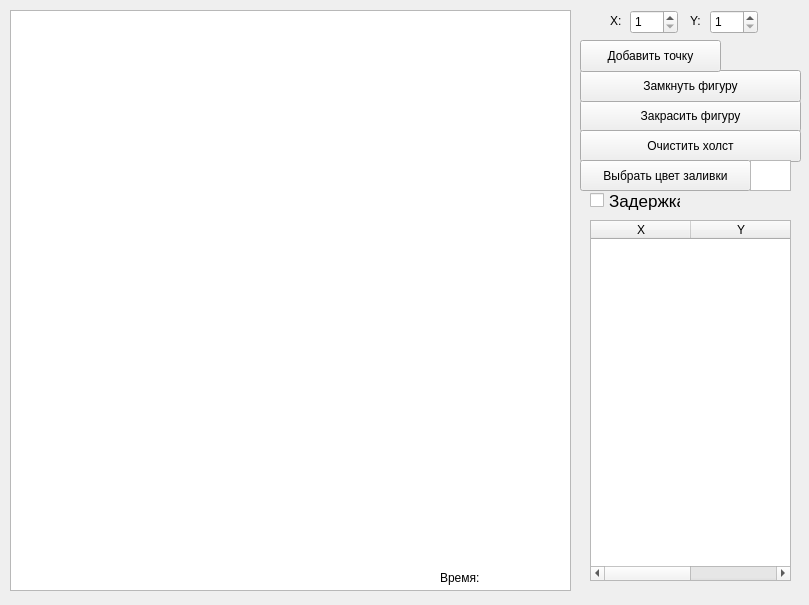
Above: lab6/window.ui from teopalmer/computer-graphics before the change. Below: the same form after it.
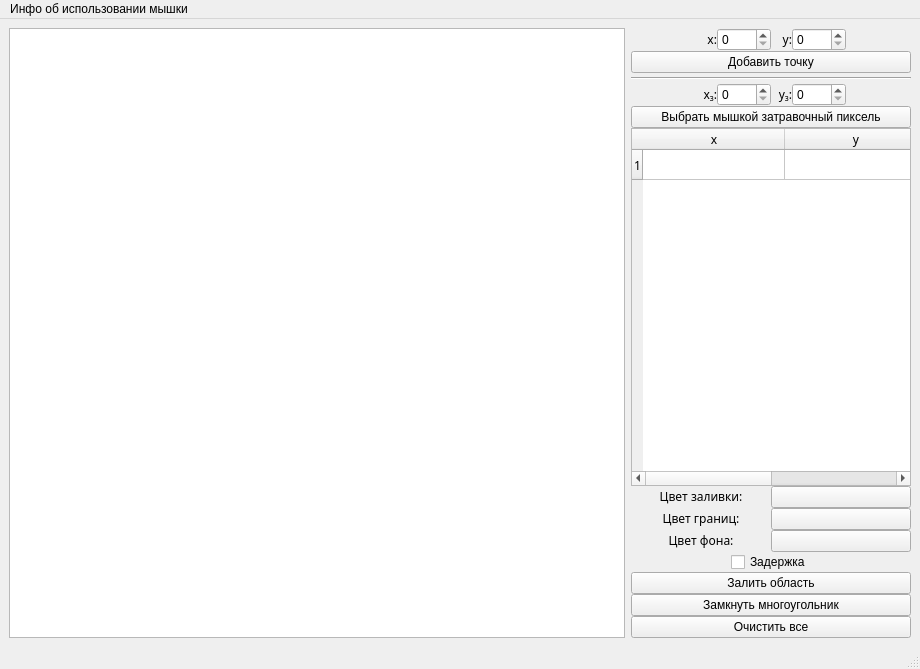
That is the form after the change.

Patch:
```diff
--- a/lab6/window.ui
+++ b/lab6/window.ui
@@ -6,216 +6,485 @@
    <rect>
     <x>0</x>
     <y>0</y>
-    <width>809</width>
-    <height>605</height>
+    <width>920</width>
+    <height>669</height>
    </rect>
   </property>
   <property name="windowTitle">
    <string>Заполнение областей</string>
   </property>
   <widget class="QWidget" name="centralwidget">
-   <widget class="QGraphicsView" name="view">
-    <property name="geometry">
-     <rect>
-      <x>10</x>
-      <y>10</y>
-      <width>561</width>
-      <height>581</height>
-     </rect>
+   <layout class="QHBoxLayout" name="horizontalLayout_2">
+    <item>
+     <layout class="QHBoxLayout" name="horizontalLayout">
+      <item>
+       <widget class="QGraphicsView" name="canvas">
+        <property name="cursor" stdset="0">
+         <cursorShape>CrossCursor</cursorShape>
+        </property>
+        <property name="mouseTracking">
+         <bool>true</bool>
+        </property>
+        <property name="tabletTracking">
+         <bool>false</bool>
+        </property>
+       </widget>
+      </item>
+      <item>
+       <layout class="QVBoxLayout" name="verticalLayout">
+        <property name="spacing">
+         <number>0</number>
+        </property>
+        <property name="sizeConstraint">
+         <enum>QLayout::SetNoConstraint</enum>
+        </property>
+        <property name="leftMargin">
+         <number>0</number>
+        </property>
+        <property name="rightMargin">
+         <number>0</number>
+        </property>
+        <property name="bottomMargin">
+         <number>0</number>
+        </property>
+        <item>
+         <layout class="QGridLayout" name="gridLayout_2">
+          <item row="4" column="0">
+           <widget class="QTableWidget" name="all_points_table">
+            <property name="sizePolicy">
+             <sizepolicy hsizetype="Ignored" vsizetype="Expanding">
+              <horstretch>0</horstretch>
+              <verstretch>0</verstretch>
+             </sizepolicy>
+            </property>
+            <property name="maximumSize">
+             <size>
+              <width>16777215</width>
+              <height>16777215</height>
+             </size>
+            </property>
+            <property name="sizeIncrement">
+             <size>
+              <width>3</width>
+              <height>0</height>
+             </size>
+            </property>
+            <property name="font">
+             <font>
+              <family>Apple Braille</family>
+              <underline>false</underline>
+             </font>
+            </property>
+            <property name="editTriggers">
+             <set>QAbstractItemView::NoEditTriggers</set>
+            </property>
+            <property name="textElideMode">
+             <enum>Qt::ElideMiddle</enum>
+            </property>
+            <property name="showGrid">
+             <bool>true</bool>
+            </property>
+            <property name="gridStyle">
+             <enum>Qt::SolidLine</enum>
+            </property>
+            <property name="sortingEnabled">
+             <bool>false</bool>
+            </property>
+            <property name="rowCount">
+             <number>1</number>
+            </property>
+            <property name="columnCount">
+             <number>2</number>
+            </property>
+            <attribute name="horizontalHeaderVisible">
+             <bool>true</bool>
+            </attribute>
+            <attribute name="horizontalHeaderCascadingSectionResizes">
+             <bool>true</bool>
+            </attribute>
+            <attribute name="horizontalHeaderDefaultSectionSize">
+             <number>142</number>
+            </attribute>
+            <attribute name="horizontalHeaderHighlightSections">
+             <bool>false</bool>
+            </attribute>
+            <attribute name="horizontalHeaderMinimumSectionSize">
+             <number>10</number>
+            </attribute>
+            <attribute name="horizontalHeaderShowSortIndicator" stdset="0">
+             <bool>false</bool>
+            </attribute>
+            <attribute name="horizontalHeaderStretchLastSection">
+             <bool>false</bool>
+            </attribute>
+            <attribute name="verticalHeaderVisible">
+             <bool>true</bool>
+            </attribute>
+            <attribute name="verticalHeaderCascadingSectionResizes">
+             <bool>true</bool>
+            </attribute>
+            <attribute name="verticalHeaderHighlightSections">
+             <bool>true</bool>
+            </attribute>
+            <attribute name="verticalHeaderShowSortIndicator" stdset="0">
+             <bool>false</bool>
+            </attribute>
+            <attribute name="verticalHeaderStretchLastSection">
+             <bool>false</bool>
+            </attribute>
+            <row/>
+            <column>
+             <property name="text">
+              <string>x</string>
+             </property>
+            </column>
+            <column>
+             <property name="text">
+              <string>y</string>
+             </property>
+            </column>
+           </widget>
+          </item>
+          <item row="1" column="0">
+           <layout class="QGridLayout" name="gridLayout">
+            <item row="3" column="1">
+             <widget class="QLabel" name="label_6">
+              <property name="font">
+               <font>
+                <family>Apple Braille</family>
+               </font>
+              </property>
+              <property name="text">
+               <string>&lt;html&gt;&lt;head/&gt;&lt;body&gt;&lt;p align=&quot;right&quot;&gt;x&lt;span style=&quot; vertical-align:sub;&quot;&gt;з&lt;/span&gt;:&lt;/p&gt;&lt;/body&gt;&lt;/html&gt;</string>
+              </property>
+             </widget>
+            </item>
+            <item row="1" column="0" colspan="6">
+             <widget class="QPushButton" name="add_point_bt">
+              <property name="maximumSize">
+               <size>
+                <width>16777215</width>
+                <height>16777215</height>
+               </size>
+              </property>
+              <property name="cursor">
+               <cursorShape>PointingHandCursor</cursorShape>
+              </property>
+              <property name="text">
+               <string>Добавить точку</string>
+              </property>
+             </widget>
+            </item>
+            <item row="4" column="0" colspan="6">
+             <widget class="QPushButton" name="add_seed_pix_bt">
+              <property name="text">
+               <string>Выбрать мышкой затравочный пиксель</string>
+              </property>
+             </widget>
+            </item>
+            <item row="3" column="2">
+             <widget class="QSpinBox" name="x_z_sb">
+              <property name="minimum">
+               <number>0</number>
+              </property>
+              <property name="maximum">
+               <number>4000</number>
+              </property>
+             </widget>
+            </item>
+            <item row="0" column="3">
+             <widget class="QLabel" name="label_2">
+              <property name="font">
+               <font>
+                <family>Apple Braille</family>
+               </font>
+              </property>
+              <property name="text">
+               <string>&lt;html&gt;&lt;head/&gt;&lt;body&gt;&lt;p align=&quot;right&quot;&gt;y:&lt;/p&gt;&lt;/body&gt;&lt;/html&gt;</string>
+              </property>
+             </widget>
+            </item>
+            <item row="0" column="1">
+             <widget class="QLabel" name="label">
+              <property name="font">
+               <font>
+                <family>Apple Braille</family>
+               </font>
+              </property>
+              <property name="text">
+               <string>&lt;html&gt;&lt;head/&gt;&lt;body&gt;&lt;p align=&quot;right&quot;&gt;x:&lt;/p&gt;&lt;/body&gt;&lt;/html&gt;</string>
+              </property>
+             </widget>
+            </item>
+            <item row="3" column="4">
+             <widget class="QSpinBox" name="y_z_sb">
+              <property name="minimum">
+               <number>0</number>
+              </property>
+              <property name="maximum">
+               <number>4000</number>
+              </property>
+             </widget>
+            </item>
+            <item row="0" column="5">
+             <spacer name="horizontalSpacer_2">
+              <property name="orientation">
+               <enum>Qt::Horizontal</enum>
+              </property>
+              <property name="sizeType">
+               <enum>QSizePolicy::Minimum</enum>
+              </property>
+              <property name="sizeHint" stdset="0">
+               <size>
+                <width>65</width>
+                <height>20</height>
+               </size>
+              </property>
+             </spacer>
+            </item>
+            <item row="0" column="0">
+             <spacer name="horizontalSpacer">
+              <property name="orientation">
+               <enum>Qt::Horizontal</enum>
+              </property>
+              <property name="sizeType">
+               <enum>QSizePolicy::Minimum</enum>
+              </property>
+              <property name="sizeHint" stdset="0">
+               <size>
+                <width>65</width>
+                <height>20</height>
+               </size>
+              </property>
+             </spacer>
+            </item>
+            <item row="0" column="2">
+             <widget class="QSpinBox" name="x_sb">
+              <property name="cursor">
+               <cursorShape>PointingHandCursor</cursorShape>
+              </property>
+              <property name="minimum">
+               <number>0</number>
+              </property>
+              <property name="maximum">
+               <number>4000</number>
+              </property>
+             </widget>
+            </item>
+            <item row="0" column="4">
+             <widget class="QSpinBox" name="y_sb">
+              <property name="cursor">
+               <cursorShape>PointingHandCursor</cursorShape>
+              </property>
+              <property name="minimum">
+               <number>0</number>
+              </property>
+              <property name="maximum">
+               <number>4000</number>
+              </property>
+              <property name="value">
+               <number>0</number>
+              </property>
+             </widget>
+            </item>
+            <item row="3" column="3">
+             <widget class="QLabel" name="label_7">
+              <property name="font">
+               <font>
+                <family>Apple Braille</family>
+               </font>
+              </property>
+              <property name="text">
+               <string>&lt;html&gt;&lt;head/&gt;&lt;body&gt;&lt;p align=&quot;right&quot;&gt;y&lt;span style=&quot; vertical-align:sub;&quot;&gt;з&lt;/span&gt;:&lt;/p&gt;&lt;/body&gt;&lt;/html&gt;</string>
+              </property>
+             </widget>
+            </item>
+            <item row="2" column="0" colspan="6">
+             <widget class="Line" name="line">
+              <property name="minimumSize">
+               <size>
+                <width>0</width>
+                <height>10</height>
+               </size>
+              </property>
+              <property name="orientation">
+               <enum>Qt::Horizontal</enum>
+              </property>
+             </widget>
+            </item>
+           </layout>
+          </item>
+         </layout>
+        </item>
+        <item>
+         <layout class="QGridLayout" name="gridLayout_5">
+          <item row="3" column="0">
+           <widget class="QPushButton" name="clear_bt">
+            <property name="text">
+             <string>Очистить все</string>
+            </property>
+           </widget>
+          </item>
+          <item row="1" column="0">
+           <layout class="QGridLayout" name="gridLayout_3">
+            <item row="4" column="0" colspan="2">
+             <layout class="QGridLayout" name="gridLayout_4">
+              <item row="0" column="1">
+               <widget class="QCheckBox" name="delay">
+                <property name="text">
+                 <string>Задержка</string>
+                </property>
+               </widget>
+              </item>
+              <item row="0" column="0">
+               <spacer name="horizontalSpacer_4">
+                <property name="orientation">
+                 <enum>Qt::Horizontal</enum>
+                </property>
+                <property name="sizeType">
+                 <enum>QSizePolicy::Maximum</enum>
+                </property>
+                <property name="sizeHint" stdset="0">
+                 <size>
+                  <width>100</width>
+                  <height>20</height>
+                 </size>
+                </property>
+               </spacer>
+              </item>
+              <item row="0" column="2">
+               <spacer name="horizontalSpacer_3">
+                <property name="orientation">
+                 <enum>Qt::Horizontal</enum>
+                </property>
+                <property name="sizeType">
+                 <enum>QSizePolicy::Maximum</enum>
+                </property>
+                <property name="sizeHint" stdset="0">
+                 <size>
+                  <width>100</width>
+                  <height>20</height>
+                 </size>
+                </property>
+               </spacer>
+              </item>
+             </layout>
+            </item>
+            <item row="6" column="0" colspan="2">
+             <widget class="QPushButton" name="fill_bt">
+              <property name="cursor">
+               <cursorShape>PointingHandCursor</cursorShape>
+              </property>
+              <property name="text">
+               <string>Залить область</string>
+              </property>
+             </widget>
+            </item>
+            <item row="2" column="1">
+             <widget class="QPushButton" name="color_border_bt">
+              <property name="cursor">
+               <cursorShape>PointingHandCursor</cursorShape>
+              </property>
+              <property name="text">
+               <string/>
+              </property>
+             </widget>
+            </item>
+            <item row="1" column="0">
+             <widget class="QLabel" name="label_3">
+              <property name="font">
+               <font>
+                <family>Apple Braille</family>
+               </font>
+              </property>
+              <property name="text">
+               <string>&lt;html&gt;&lt;head/&gt;&lt;body&gt;&lt;p align=&quot;center&quot;&gt;Цвет заливки:&lt;/p&gt;&lt;/body&gt;&lt;/html&gt;</string>
+              </property>
+             </widget>
+            </item>
+            <item row="2" column="0">
+             <widget class="QLabel" name="label_4">
+              <property name="font">
+               <font>
+                <family>Apple Braille</family>
+               </font>
+              </property>
+              <property name="text">
+               <string>&lt;html&gt;&lt;head/&gt;&lt;body&gt;&lt;p align=&quot;center&quot;&gt;Цвет границ:&lt;/p&gt;&lt;/body&gt;&lt;/html&gt;</string>
+              </property>
+             </widget>
+            </item>
+            <item row="7" column="0" colspan="2">
+             <widget class="QPushButton" name="end_polygon_bt">
+              <property name="cursor">
+               <cursorShape>PointingHandCursor</cursorShape>
+              </property>
+              <property name="tabletTracking">
+               <bool>false</bool>
+              </property>
+              <property name="text">
+               <string>Замкнуть многоугольник</string>
+              </property>
+             </widget>
+            </item>
+            <item row="3" column="0">
+             <widget class="QLabel" name="label_5">
+              <property name="font">
+               <font>
+                <family>Apple Braille</family>
+               </font>
+              </property>
+              <property name="text">
+               <string>&lt;html&gt;&lt;head/&gt;&lt;body&gt;&lt;p align=&quot;center&quot;&gt;Цвет фона:&lt;/p&gt;&lt;/body&gt;&lt;/html&gt;</string>
+              </property>
+             </widget>
+            </item>
+            <item row="3" column="1">
+             <widget class="QPushButton" name="color_bg_bt">
+              <property name="cursor">
+               <cursorShape>PointingHandCursor</cursorShape>
+              </property>
+              <property name="text">
+               <string/>
+              </property>
+             </widget>
+            </item>
+            <item row="1" column="1">
+             <widget class="QPushButton" name="color_seed_bt">
+              <property name="cursor">
+               <cursorShape>PointingHandCursor</cursorShape>
+              </property>
+              <property name="text">
+               <string/>
+              </property>
+             </widget>
+            </item>
+           </layout>
+          </item>
+         </layout>
+        </item>
+       </layout>
+      </item>
+     </layout>
+    </item>
+   </layout>
+  </widget>
+  <widget class="QStatusBar" name="statusbar"/>
+  <widget class="QMenuBar" name="menuBar">
+   <property name="geometry">
+    <rect>
+     <x>0</x>
+     <y>0</y>
+     <width>920</width>
+     <height>22</height>
+    </rect>
+   </property>
+   <widget class="QMenu" name="menu">
+    <property name="title">
+     <string>Инфо об использовании мышки</string>
     </property>
    </widget>
-   <widget class="QTableWidget" name="table">
-    <property name="geometry">
-     <rect>
-      <x>590</x>
-      <y>220</y>
-      <width>201</width>
-      <height>361</height>
-     </rect>
-    </property>
-    <column>
-     <property name="text">
-      <string>X</string>
-     </property>
-    </column>
-    <column>
-     <property name="text">
-      <string>Y</string>
-     </property>
-    </column>
-   </widget>
-   <widget class="QPushButton" name="paint">
-    <property name="geometry">
-     <rect>
-      <x>580</x>
-      <y>100</y>
-      <width>221</width>
-      <height>32</height>
-     </rect>
-    </property>
-    <property name="text">
-     <string>Закрасить фигуру</string>
-    </property>
-   </widget>
-   <widget class="QPushButton" name="lock">
-    <property name="geometry">
-     <rect>
-      <x>580</x>
-      <y>70</y>
-      <width>221</width>
-      <height>32</height>
-     </rect>
-    </property>
-    <property name="text">
-     <string>Замкнуть фигуру</string>
-    </property>
-   </widget>
-   <widget class="QPushButton" name="erase">
-    <property name="geometry">
-     <rect>
-      <x>580</x>
-      <y>130</y>
-      <width>221</width>
-      <height>32</height>
-     </rect>
-    </property>
-    <property name="text">
-     <string>Очистить холст</string>
-    </property>
-   </widget>
-   <widget class="QCheckBox" name="delay">
-    <property name="geometry">
-     <rect>
-      <x>590</x>
-      <y>190</y>
-      <width>91</width>
-      <height>21</height>
-     </rect>
-    </property>
-    <property name="font">
-     <font>
-      <pointsize>13</pointsize>
-     </font>
-    </property>
-    <property name="text">
-     <string>Задержка</string>
-    </property>
-   </widget>
-   <widget class="QPushButton" name="addpoint">
-    <property name="geometry">
-     <rect>
-      <x>580</x>
-      <y>40</y>
-      <width>141</width>
-      <height>32</height>
-     </rect>
-    </property>
-    <property name="text">
-     <string>Добавить точку</string>
-    </property>
-   </widget>
-   <widget class="QSpinBox" name="x">
-    <property name="geometry">
-     <rect>
-      <x>630</x>
-      <y>10</y>
-      <width>48</width>
-      <height>24</height>
-     </rect>
-    </property>
-    <property name="minimum">
-     <number>1</number>
-    </property>
-    <property name="maximum">
-     <number>561</number>
-    </property>
-   </widget>
-   <widget class="QSpinBox" name="y">
-    <property name="geometry">
-     <rect>
-      <x>710</x>
-      <y>10</y>
-      <width>48</width>
-      <height>24</height>
-     </rect>
-    </property>
-    <property name="minimum">
-     <number>1</number>
-    </property>
-    <property name="maximum">
-     <number>581</number>
-    </property>
-   </widget>
-   <widget class="QLabel" name="label">
-    <property name="geometry">
-     <rect>
-      <x>610</x>
-      <y>10</y>
-      <width>16</width>
-      <height>21</height>
-     </rect>
-    </property>
-    <property name="text">
-     <string>X:</string>
-    </property>
-   </widget>
-   <widget class="QLabel" name="label_2">
-    <property name="geometry">
-     <rect>
-      <x>690</x>
-      <y>10</y>
-      <width>20</width>
-      <height>21</height>
-     </rect>
-    </property>
-    <property name="text">
-     <string>Y:</string>
-    </property>
-   </widget>
-   <widget class="QPushButton" name="bgColorButton">
-    <property name="geometry">
-     <rect>
-      <x>580</x>
-      <y>160</y>
-      <width>171</width>
-      <height>31</height>
-     </rect>
-    </property>
-    <property name="text">
-     <string>Выбрать цвет заливки</string>
-    </property>
-   </widget>
-   <widget class="QGraphicsView" name="bground_color">
-    <property name="geometry">
-     <rect>
-      <x>750</x>
-      <y>160</y>
-      <width>41</width>
-      <height>31</height>
-     </rect>
-    </property>
-    <property name="font">
-     <font>
-      <family>Courier New</family>
-      <pointsize>14</pointsize>
-      <weight>50</weight>
-      <bold>false</bold>
-     </font>
-    </property>
-   </widget>
-   <widget class="QLabel" name="time_label">
-    <property name="geometry">
-     <rect>
-      <x>440</x>
-      <y>570</y>
-      <width>121</width>
-      <height>16</height>
-     </rect>
-    </property>
-    <property name="text">
-     <string>Время:</string>
-    </property>
-   </widget>
+   <addaction name="menu"/>
   </widget>
  </widget>
  <resources/>
```
Left out of the diff: 54 changed lines with no effect on the pictures.
